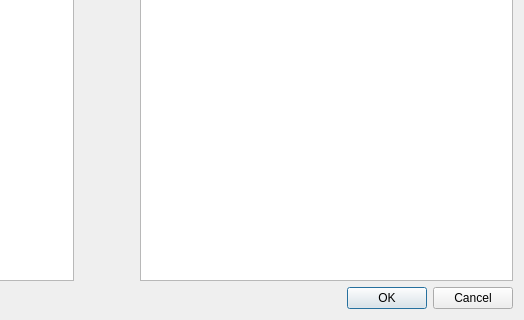
Old version of the form src/additemdialog.ui in the repository Crissium/filibre; both pictures show x 349 to 873 and y 266 to 586 of the 873 by 586 pixel window.
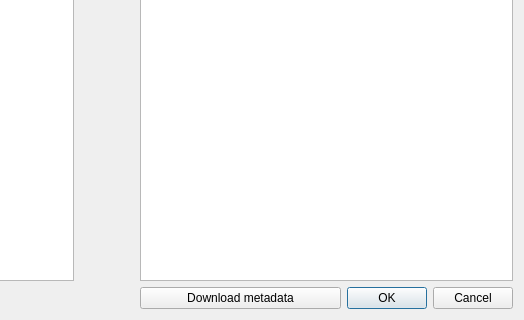
New version of the form.

Commit message: download metadata from imdb-api.com

```diff
--- a/src/additemdialog.ui
+++ b/src/additemdialog.ui
@@ -173,6 +173,13 @@
      </property>
     </widget>
    </item>
+   <item row="7" column="5" colspan="2">
+    <widget class="QPushButton" name="downloadMetadataButton">
+     <property name="text">
+      <string>Download metadata</string>
+     </property>
+    </widget>
+   </item>
   </layout>
  </widget>
  <resources/>
```
The commit also changes 7 other files.
